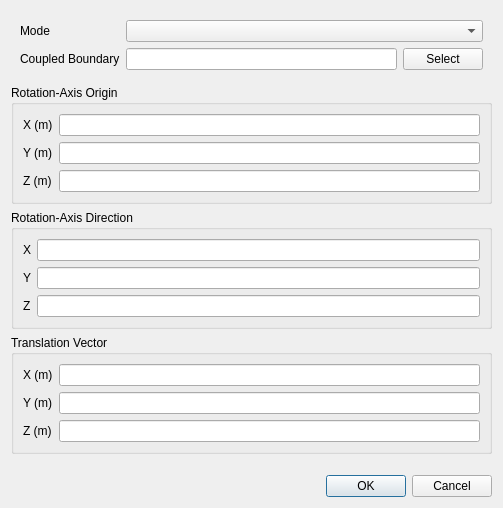
The window that view/setup/boundary_conditions/interface_dialog.ui (nextfoam/baram) describes before a commit, drawn with Qt 5.
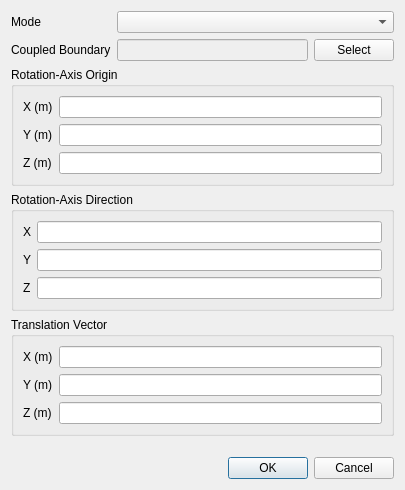
The same window after the commit.

The edit to the form file:
```diff
--- a/view/setup/boundary_conditions/interface_dialog.ui
+++ b/view/setup/boundary_conditions/interface_dialog.ui
@@ -6,8 +6,8 @@
    <rect>
     <x>0</x>
     <y>0</y>
-    <width>503</width>
-    <height>493</height>
+    <width>405</width>
+    <height>475</height>
    </rect>
   </property>
   <property name="windowTitle">
@@ -17,6 +17,18 @@
    <item>
     <widget class="QWidget" name="widget" native="true">
      <layout class="QFormLayout" name="formLayout">
+      <property name="leftMargin">
+       <number>0</number>
+      </property>
+      <property name="topMargin">
+       <number>0</number>
+      </property>
+      <property name="rightMargin">
+       <number>0</number>
+      </property>
+      <property name="bottomMargin">
+       <number>0</number>
+      </property>
       <item row="0" column="0">
        <widget class="QLabel" name="label">
         <property name="text">
@@ -50,7 +62,11 @@
           <number>0</number>
          </property>
          <item>
-          <widget class="QLineEdit" name="coupledBoundary"/>
+          <widget class="QLineEdit" name="coupledBoundary">
+           <property name="enabled">
+            <bool>false</bool>
+           </property>
+          </widget>
          </item>
          <item>
           <widget class="QPushButton" name="select">
```
